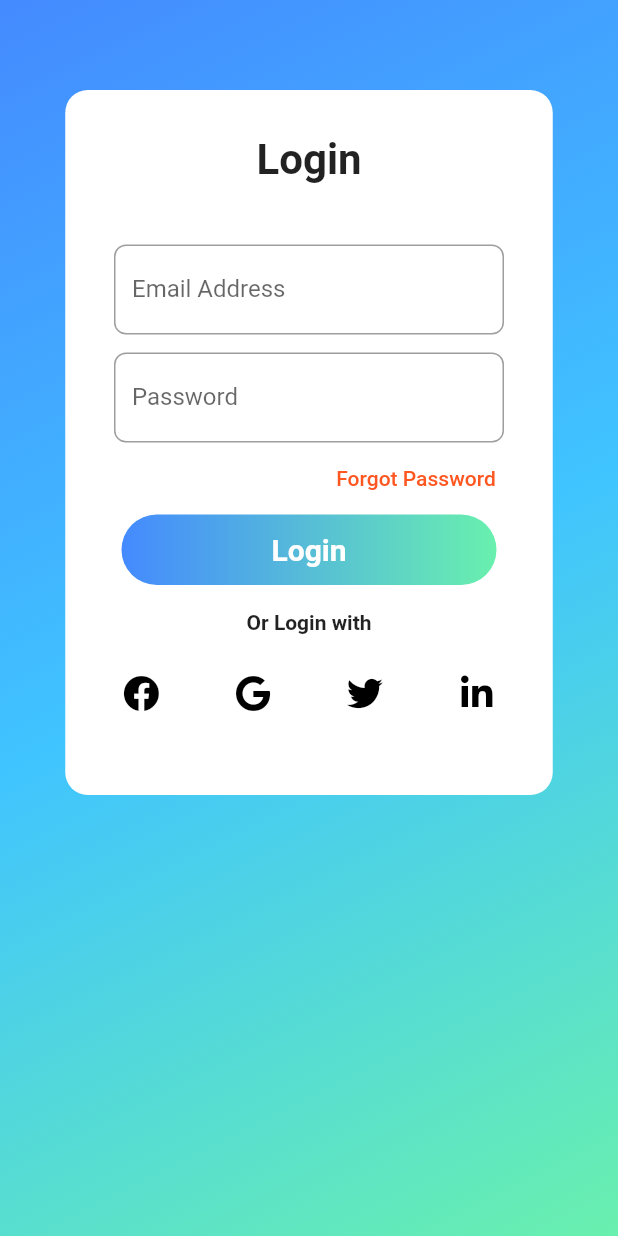
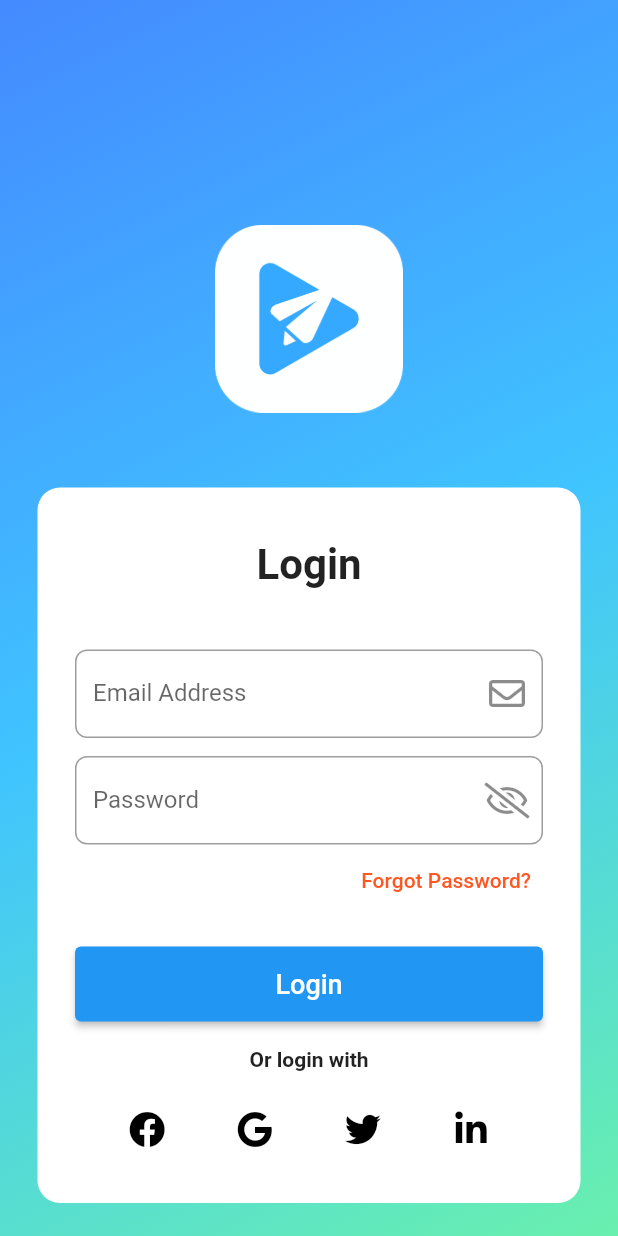
Before and after one commit to faridlab/flutter-screens, a Flutter app: the screen it shows after launch, on a phone screen of 412 x 824 dp. Run offline on Flutter 3.47's test engine with Material 2 defaults, Android fonts, the phone set to English and light mode, and no system bars; our stand-ins replace font_awesome_flutter.

Commit message:
refactor: use material component instead

```diff
--- a/lib/login001/login001.dart
+++ b/lib/login001/login001.dart
@@ -1,5 +1,5 @@
 import 'package:flutter/material.dart';
-import 'package:lottie/lottie.dart';
+// import 'package:lottie/lottie.dart';
 import 'package:font_awesome_flutter/font_awesome_flutter.dart';
 
 class LoginApp extends StatelessWidget {
@@ -26,19 +26,21 @@ class LoginApp extends StatelessWidget {
             crossAxisAlignment: CrossAxisAlignment.center,
             children: <Widget>[
               const SizedBox(
+                height: 150,
+              ),
+              const SizedBox(
+                height: 125,
+                width: 125,
+                child:
+                    Image(image: AssetImage('assets/startapp-icon-light.png')),
+              ),
+              const SizedBox(
                 height: 50,
               ),
-              // SizedBox(
-              //   height: 200,
-              //   width: 300,
-              //   child: LottieBuilder.asset("assets/lottie/login.json"),
-              // ),
-              const SizedBox(
-                height: 10,
-              ),
               Container(
-                width: 325,
-                height: 470,
+                margin: const EdgeInsets.symmetric(horizontal: 25),
+                padding:
+                    const EdgeInsets.symmetric(horizontal: 25, vertical: 25),
                 decoration: const BoxDecoration(
                   color: Colors.white,
                   borderRadius: BorderRadius.all(Radius.circular(15)),
@@ -47,7 +49,7 @@ class LoginApp extends StatelessWidget {
                   crossAxisAlignment: CrossAxisAlignment.center,
                   children: [
                     const SizedBox(
-                      height: 30,
+                      height: 10,
                     ),
                     const Text(
                       "Login",
@@ -67,87 +69,60 @@ class LoginApp extends StatelessWidget {
                     const SizedBox(
                       height: 30,
                     ),
-                    Container(
-                      width: 260,
-                      height: 60,
-                      child: const TextField(
-                        decoration: InputDecoration(
-                            suffix: Icon(
+                    TextFormField(
+                      decoration: const InputDecoration(
+                          suffixIcon: Icon(
                             FontAwesomeIcons.envelope,
-                              color: Colors.red,
                           ),
                           labelText: "Email Address",
                           border: OutlineInputBorder(
-                              borderRadius:
-                                  BorderRadius.all(Radius.circular(8)),
+                            borderRadius: BorderRadius.all(Radius.circular(8)),
                           )),
-                      ),
                     ),
                     const SizedBox(
                       height: 12,
                     ),
-                    Container(
-                      width: 260,
-                      height: 60,
-                      child: const TextField(
+                    TextFormField(
                       obscureText: true,
-                        decoration: InputDecoration(
-                            suffix: Icon(
+                      decoration: const InputDecoration(
+                          suffixIcon: Icon(
                             FontAwesomeIcons.eyeSlash,
-                              color: Colors.red,
                           ),
                           labelText: "Password",
                           border: OutlineInputBorder(
-                              borderRadius:
-                                  BorderRadius.all(Radius.circular(8)),
+                            borderRadius: BorderRadius.all(Radius.circular(8)),
                           )),
                     ),
-                    ),
-                    Padding(
-                      padding: const EdgeInsets.fromLTRB(20, 0, 30, 0),
-                      child: Row(
+                    Row(
                       mainAxisAlignment: MainAxisAlignment.end,
                       children: [
                         TextButton(
                           onPressed: click,
                           child: const Text(
-                              "Forgot Password",
+                            "Forgot Password?",
                             style: TextStyle(color: Colors.deepOrange),
                           ),
                         )
                       ],
                     ),
+                    const SizedBox(
+                      height: 20,
                     ),
-                    GestureDetector(
-                      child: Container(
-                        alignment: Alignment.center,
-                        width: 250,
-                        decoration: const BoxDecoration(
-                            borderRadius: BorderRadius.all(Radius.circular(50)),
-                            gradient: LinearGradient(
-                                begin: Alignment.centerLeft,
-                                end: Alignment.centerRight,
-                                colors: [
-                                  Colors.blueAccent,
-                                  Colors.greenAccent,
-                                ])),
-                        child: const Padding(
-                          padding: EdgeInsets.all(12.0),
-                          child: Text(
+                    ElevatedButton(
+                      style: ElevatedButton.styleFrom(
+                        minimumSize: const Size.fromHeight(50),
+                      ),
+                      onPressed: () {},
+                      child: const Text(
                         'Login',
-                            style: TextStyle(
-                                color: Colors.white,
-                                fontSize: 20,
-                                fontWeight: FontWeight.bold),
-                          ),
-                        ),
+                        style: TextStyle(fontSize: 18),
                       ),
                     ),
                     const SizedBox(
                       height: 17,
                     ),
                     const Text(
-                      "Or Login with",
+                      "Or login with",
                       style: TextStyle(fontWeight: FontWeight.bold),
                     ),
                     const SizedBox(
```
Lines whose indentation alone changed are shown as unchanged.
